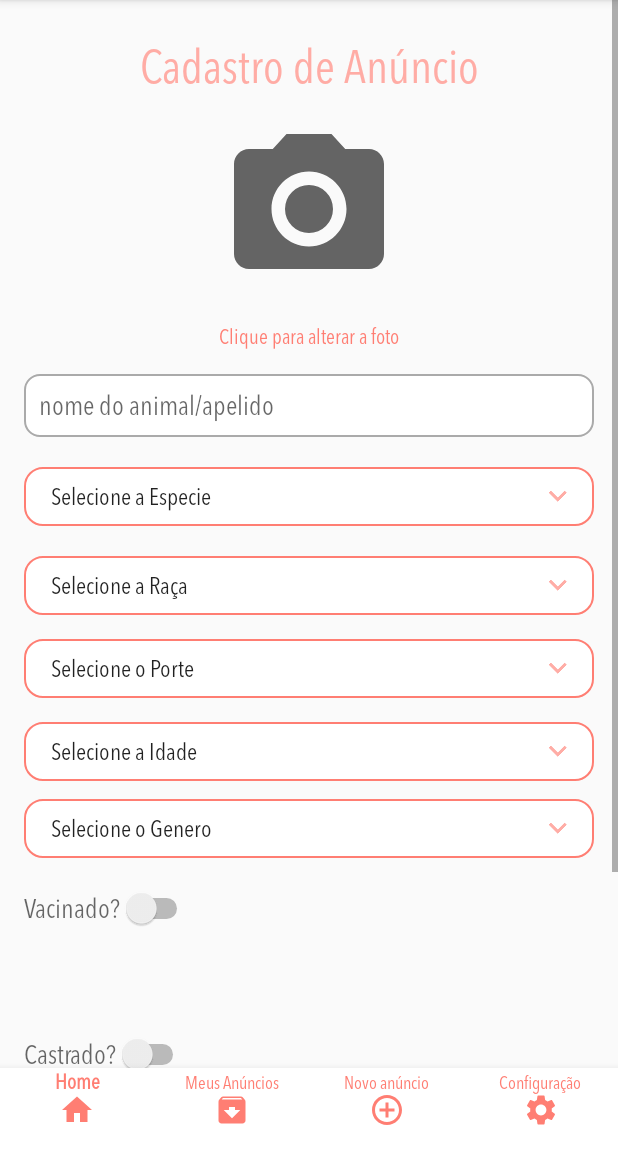
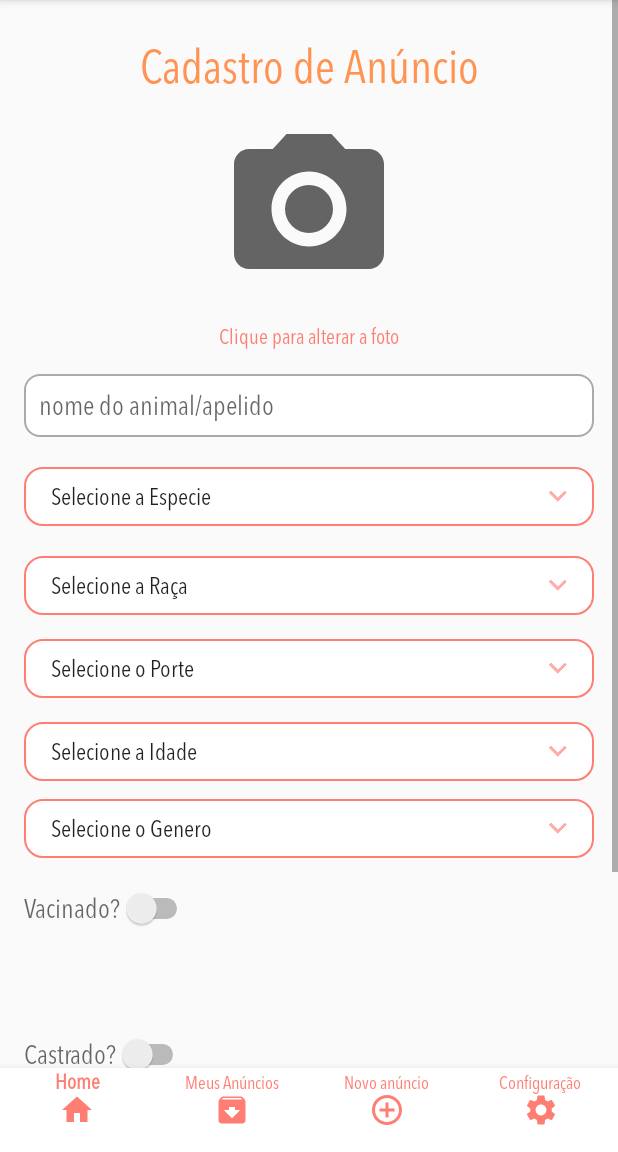
Before and after one commit to farond/AppAnimalDonate, an Android app: the fragment NovoAnuncioFragment placed in its activity, on a phone screen of 412 x 824 dp, the part 84-1236 px from its top. Run offline under Robolectric (Android 15) with nearby library versions, the phone set to English and light mode, and no system bars; our stand-ins replace Firebase (no records; nobody signed in at launch, a user with empty details on screens opened directly), Room's generated code; libraries missing offline, so code that uses them is left out: com.mobsandgeeks.saripaar, com.orhanobut.hawk; 2 statements that could not run were skipped.

Commit message:
Implementação da mensagem ao deletar anuncio_item e mudanças no layout como cor de titulos e mudanças das margens de buttons

```diff
--- a/app/src/main/java/br/usjt/appanimaldonate/model/AnimalService.java
+++ b/app/src/main/java/br/usjt/appanimaldonate/model/AnimalService.java
@@ -13,21 +13,21 @@ import retrofit2.http.Path;
 
 public interface AnimalService {
 
-    @GET("/api/1159a4cbdd4f479aa5686c5fccfa65ed/animal")
+    @GET("/api/440620a4979e4041a27326c1ed4fb42b/animal")
     Call<List<Animal>> getAllAnimais();
 
 
-    @POST("/api/1159a4cbdd4f479aa5686c5fccfa65ed/animal")
+    @POST("/api/440620a4979e4041a27326c1ed4fb42b/animal")
     Call<ResponseBody> salvarAnimal(
             @Body
                     Animal animal);
 
-    @PUT("/api/1159a4cbdd4f479aa5686c5fccfa65ed/animal/{id}")
+    @PUT("/api/440620a4979e4041a27326c1ed4fb42b/animal/{id}")
     Call<ResponseBody> alterarAnimal(
             @Path("id") String id,
             @Body AnimalPut animalPut);
 
-    @DELETE("/api/1159a4cbdd4f479aa5686c5fccfa65ed/animal/{id}")
+    @DELETE("/api/440620a4979e4041a27326c1ed4fb42b/animal/{id}")
     Call<ResponseBody> deletarAnimal(
             @Path("id") String id);
 
--- a/app/src/main/java/br/usjt/appanimaldonate/ui/AnunciosAdapter.java
+++ b/app/src/main/java/br/usjt/appanimaldonate/ui/AnunciosAdapter.java
@@ -47,6 +47,9 @@ public class AnunciosAdapter extends RecyclerView.Adapter<AnunciosAdapter.Anunci
         holder.textViewNomeAnimal.setText(animal.getNomeAnimal());
         holder.textViewEspecieAnimal.setText(animal.getEspecieAnimal());
         holder.textViewRacaAnimal.setText(animal.getRacaAnimal());
+        if (animal.getPorteAnimal().equals("Selecione a Raça")){
+            holder.textViewPorteAnimal.setText("Não informado");
+        }
         holder.textViewPorteAnimal.setText(animal.getPorteAnimal());
         if (animal.getPorteAnimal().equals("Selecione o Porte")){
             holder.textViewPorteAnimal.setText("Não informado");
--- a/app/src/main/java/br/usjt/appanimaldonate/ui/NovoAnuncioFragment.java
+++ b/app/src/main/java/br/usjt/appanimaldonate/ui/NovoAnuncioFragment.java
@@ -5,13 +5,6 @@ import android.graphics.Bitmap;
 import android.graphics.BitmapFactory;
 import android.net.Uri;
 import android.os.Bundle;
-
-import androidx.annotation.Nullable;
-import androidx.core.content.FileProvider;
-import androidx.fragment.app.Fragment;
-import androidx.lifecycle.Observer;
-import androidx.lifecycle.ViewModelProvider;
-
 import android.os.Environment;
 import android.provider.MediaStore;
 import android.util.Log;
@@ -29,13 +22,21 @@ import android.widget.Switch;
 import android.widget.TextView;
 import android.widget.Toast;
 
+import androidx.annotation.Nullable;
+import androidx.core.content.FileProvider;
+import androidx.fragment.app.Fragment;
+import androidx.lifecycle.Observer;
+import androidx.lifecycle.ViewModelProvider;
+
+import com.mobsandgeeks.saripaar.ValidationError;
+import com.mobsandgeeks.saripaar.Validator;
 import com.orhanobut.hawk.Hawk;
 
 import java.io.File;
 import java.io.IOException;
 import java.text.SimpleDateFormat;
-import java.util.Arrays;
 import java.util.Date;
+import java.util.List;
 import java.util.Objects;
 
 import br.usjt.appanimaldonate.BuildConfig;
@@ -54,7 +55,6 @@ public class NovoAnuncioFragment extends Fragment {
     public static final String NOVOANUNCIO_FRAGMENT_TAG = "novo anuncio_fragment";
 
     private EditText editTextNomeAnimal;
-    private EditText editTextIdadeAnimal;
     private EditText editTextTelefoneUser;
     private Spinner spinnerEspecieAnimal;
     private Spinner spinnerPorteAnimal;
@@ -69,7 +69,6 @@ public class NovoAnuncioFragment extends Fragment {
     private TextView textViewLinkFoto;
     private Button buttonSalvarAnuncio;
     private AnimalViewModel animalViewModel;
-//    private Animal animalCorrente;
 
     private String mParam1;
     private Animal animal;
@@ -428,4 +427,6 @@ public class NovoAnuncioFragment extends Fragment {
         Log.d("IMAGEMBITMAPENCODED-->",novoAnuncioCorrente.getImagem());
 
     }
+
+
 }
--- a/app/src/main/res/layout/activity_login.xml
+++ b/app/src/main/res/layout/activity_login.xml
@@ -111,8 +111,8 @@
         android:onClick="logar"
         android:layout_width="match_parent"
         android:layout_height="wrap_content"
-        android:layout_marginLeft="50dp"
-        android:layout_marginRight="50dp"
+        android:layout_marginLeft="16dp"
+        android:layout_marginRight="16dp"
         android:layout_marginBottom="30dp"
         android:text="Entrar"
         android:fontFamily="@font/avenir_condensed"
--- a/app/src/main/res/layout/anuncio_item.xml
+++ b/app/src/main/res/layout/anuncio_item.xml
@@ -234,6 +234,7 @@
                 android:textColor="@color/white"
                 android:layout_width="match_parent"
                 android:textSize="18dp"
+                android:textStyle="bold"
                 android:fontFamily="@font/avenir_condensed"
                 android:layout_height="wrap_content"
                 android:layout_marginTop="5dp"/>
--- a/app/src/main/res/layout/fragment_novo_anuncio.xml
+++ b/app/src/main/res/layout/fragment_novo_anuncio.xml
@@ -52,19 +52,20 @@
             android:id="@+id/nomeAnimalEditText"
             android:layout_width="match_parent"
             android:layout_height="wrap_content"
-            android:hint="nome do animal/apelido"
-            android:fontFamily="@font/avenir_condensed"
-            android:inputType="textPersonName"
-            android:padding="10dp"
+            android:layout_marginLeft="16dp"
+            android:layout_marginTop="50dp"
+            android:layout_marginRight="16dp"
             android:background="@drawable/custom_input"
             android:drawablePadding="12dp"
+            android:fontFamily="@font/avenir_condensed"
+            android:hint="nome do animal/apelido"
+            android:inputType="textPersonName"
+            android:maxLength="10"
+            android:padding="10dp"
             android:textSize="08pt"
-            android:layout_marginTop="50dp"
-            android:layout_marginLeft="16dp"
-            android:layout_marginRight="16dp"
-            app:layout_constraintTop_toBottomOf="@+id/imageViewFoto"
             app:layout_constraintLeft_toLeftOf="parent"
-            app:layout_constraintRight_toRightOf="parent"/>
+            app:layout_constraintRight_toRightOf="parent"
+            app:layout_constraintTop_toBottomOf="@+id/imageViewFoto" />
 
         <Spinner
             android:id="@+id/especieAnimalSpinner"
@@ -211,12 +212,13 @@
             android:id="@+id/telefoneUserEditText"
             android:layout_width="match_parent"
             android:layout_height="wrap_content"
-            android:hint="Telefone para contato"
+            android:hint="Telefone para contato 119999999999"
             android:inputType="number"
             android:padding="10dp"
             android:fontFamily="@font/avenir_condensed"
             android:background="@drawable/custom_input"
             android:drawablePadding="12dp"
+            android:maxLength="12"
             android:textSize="08pt"
             android:layout_marginTop="10dp"
             android:layout_marginLeft="16dp"
--- a/app/src/main/res/values/colors.xml
+++ b/app/src/main/res/values/colors.xml
@@ -11,7 +11,7 @@
 
     <color name="loginIconColor">#ffae51</color>
 
-    <color name="titulos_formulario">#ffaca5</color>
+    <color name="titulos_formulario">#FF9352</color>
     <color name="telaInicial_formulario">#EAEAEF</color>
 
 
```
Also changed, not shown: app/src/main/java/br/usjt/appanimaldonate/ui/MeusAnunciosFragment.java (+11 -1 lines).
